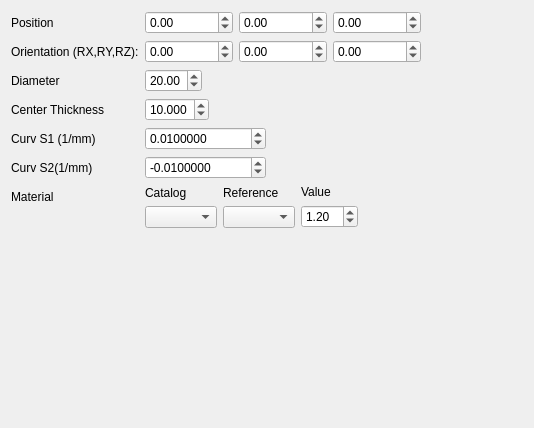
This is GUI/SphericalLens.ui in cihologramas/freecad-pyoptools as Qt 5 draws it before an edit. The edited form follows.
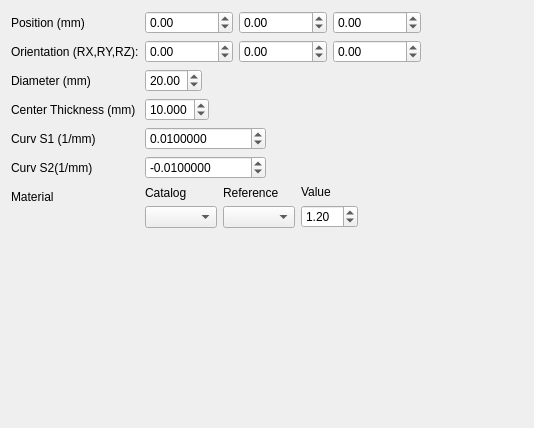
This is the edited form.

What changed in the file:
```diff
--- a/GUI/SphericalLens.ui
+++ b/GUI/SphericalLens.ui
@@ -25,7 +25,7 @@
      <item row="2" column="0">
       <widget class="QLabel" name="label_2">
        <property name="text">
-        <string>Diameter</string>
+        <string>Diameter (mm)</string>
        </property>
       </widget>
      </item>
@@ -39,7 +39,7 @@
      <item row="3" column="0">
       <widget class="QLabel" name="label">
        <property name="text">
-        <string>Center Thickness</string>
+        <string>Center Thickness (mm)</string>
        </property>
       </widget>
      </item>
@@ -172,7 +172,7 @@
      <item row="0" column="0">
       <widget class="QLabel" name="label_10">
        <property name="text">
-        <string>Position</string>
+        <string>Position (mm)</string>
        </property>
       </widget>
      </item>
```
